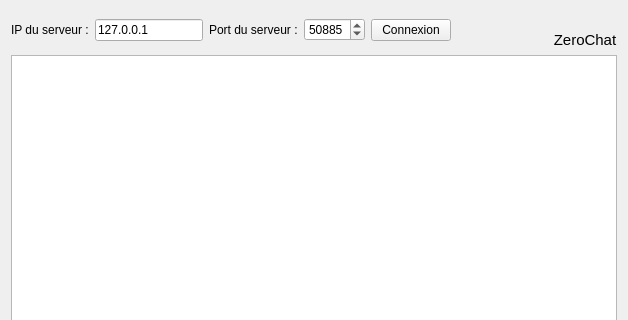
Above: Client/clientwindow.ui from ThomasEcalle/chat-cpp before the change; both pictures show x 0 to 628 and y 0 to 320 of the 628 by 480 pixel window. Below: the same form after it.
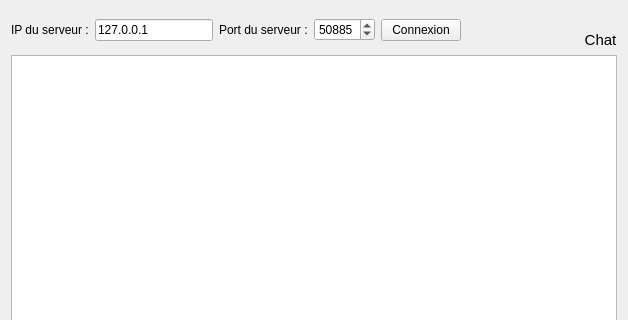
That is the form after the change. Icons and pictures are not drawn.

Patch:
```diff
--- a/Client/clientwindow.ui
+++ b/Client/clientwindow.ui
@@ -105,7 +105,7 @@
           </font>
          </property>
          <property name="text">
-          <string>ZeroChat</string>
+          <string>Chat</string>
          </property>
          <property name="alignment">
           <set>Qt::AlignCenter</set>
```
Left out of the diff: 6 changed lines with no effect on the pictures.
